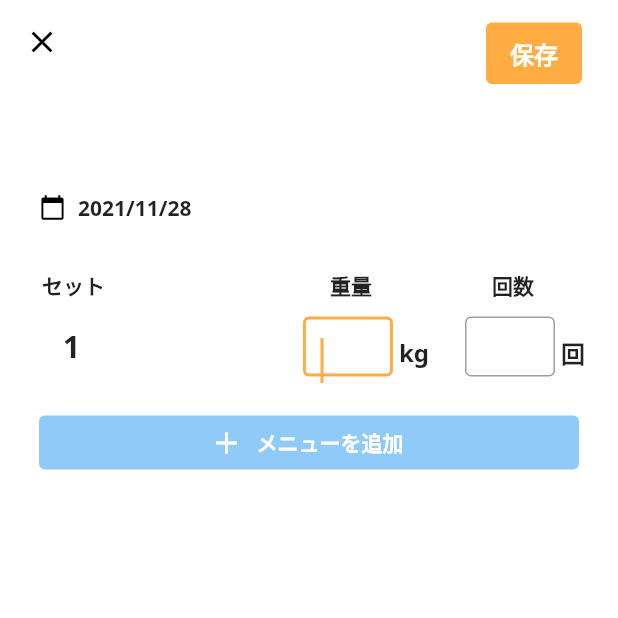
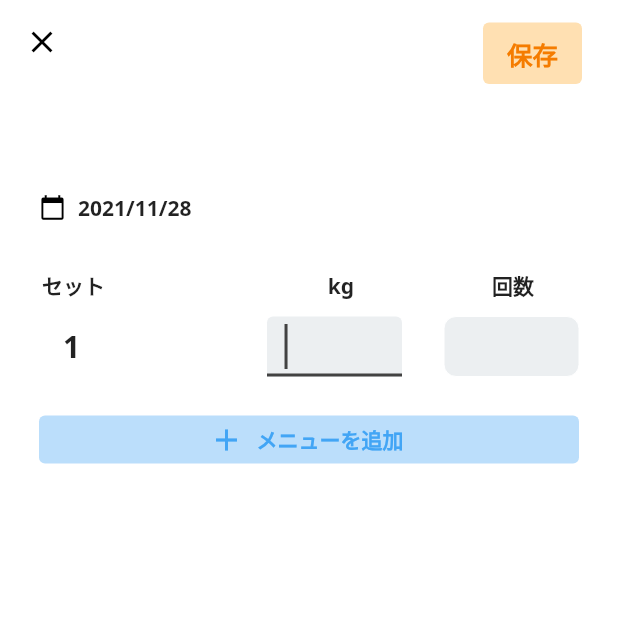
Before and after one commit to daibbon/github_1_1, a Flutter app: the BenchAddPage screen opened directly with empty values, on a phone screen of 412 x 824 dp, the top half of it. Run offline on Flutter 3.47's test engine with Material 2 defaults, Android fonts, the phone set to English and light mode, and no system bars; our stand-ins replace cloud_firestore, firebase_auth, firebase_core, fluttertoast, google_fonts, modal_bottom_sheet; accounts and stored records are empty.

Commit message:
2021/11/28 児島 30_2

```diff
--- a/lib/bench_add.dart
+++ b/lib/bench_add.dart
@@ -51,7 +51,7 @@ class _BenchAddPageState extends State<BenchAddPage> {
     });
     // itemのcontrollerをすぐdisposeすると怒られるので
     // 少し時間をおいてからdipose()
-    Future.delayed(Duration(seconds: 1)).then((value) {
+    Future.delayed(const Duration(seconds: 1)).then((value) {
       removedItem.dispose();
     });
   }
@@ -61,7 +61,7 @@ class _BenchAddPageState extends State<BenchAddPage> {
     return Scaffold(
       // resizeToAvoidBottomInset: false,
       appBar: AppBar(
-        iconTheme: IconThemeData(color: Colors.black),
+        iconTheme: const IconThemeData(color: Colors.black),
         backgroundColor: CupertinoColors.white,
         automaticallyImplyLeading: false,
         elevation: 0,
@@ -70,11 +70,11 @@ class _BenchAddPageState extends State<BenchAddPage> {
             onTap: () {
               Navigator.pop(context);
             },
-            child: Container(child: Icon(Icons.close))),
+            child: Container(child: const Icon(Icons.close))),
         //保存ボタン
         actions: <Widget>[
           Container(
-              margin: EdgeInsets.fromLTRB(0, 15, 24, 0),
+              margin: const EdgeInsets.fromLTRB(0, 15, 24, 0),
               child:
               ElevatedButton(
                 onPressed: () {
@@ -105,13 +105,13 @@ class _BenchAddPageState extends State<BenchAddPage> {
                   Navigator.pop(context);
                 },
                 style: ElevatedButton.styleFrom(
-                  primary: Color(0xFFffad42),
+                  primary: const Color(0xFFffe0b2),
                   elevation: 0,
                 ),
                 child: Text('保存',
                     style: GoogleFonts.notoSans(
-                      textStyle: TextStyle(
-                          fontWeight: FontWeight.bold, fontSize: 16.0),
+                      textStyle: const TextStyle(
+                          fontWeight: FontWeight.bold, fontSize: 17.0,color: Color(0xFFf57c00)),
                     )),
 
               )
@@ -125,31 +125,31 @@ class _BenchAddPageState extends State<BenchAddPage> {
         child: GestureDetector(
           onTap: () => FocusScope.of(context).unfocus(),
           child: Container(
-            margin: EdgeInsets.fromLTRB(22, 8, 22, 24),
+            margin: const EdgeInsets.fromLTRB(22, 8, 22, 24),
             child: Column(
               mainAxisAlignment: MainAxisAlignment.start,
               children: <Widget>[
                 // メニュー名
                 Container(
                   width: double.infinity,
-                  margin: EdgeInsets.fromLTRB(0, 0, 0, 32),
+                  margin: const EdgeInsets.fromLTRB(0, 0, 0, 32),
                   child: Text(
                     widget.menunName,
                     textAlign: TextAlign.left,
                     style: GoogleFonts.notoSans(
-                      textStyle: TextStyle(fontWeight: FontWeight.bold, fontSize: 24.0),
+                      textStyle: const TextStyle(fontWeight: FontWeight.bold, fontSize: 24.0),
                     ),
                   ),
                 ),
 
                 //日付
                 Container(
-                  margin: EdgeInsets.fromLTRB(4, 0, 0, 0),
+                  margin: const EdgeInsets.fromLTRB(4, 0, 0, 0),
                   child: Row(
                     children: [
                       Container(
-                        margin: EdgeInsets.fromLTRB(0, 0, 8, 0),
-                        child: Icon(
+                        margin: const EdgeInsets.fromLTRB(0, 0, 8, 0),
+                        child: const Icon(
                           Icons.calendar_today,
                           color: Colors.black,
                           size: 18,
@@ -158,7 +158,7 @@ class _BenchAddPageState extends State<BenchAddPage> {
                       Container(
                         child: Text('$yyyy/$MM/$dd',
                             style: GoogleFonts.notoSans(
-                              textStyle: TextStyle(fontWeight: FontWeight.bold, fontSize: 14.0),
+                              textStyle: const TextStyle(fontWeight: FontWeight.bold, fontSize: 14.0),
                             ),
                         ),
                       ),
@@ -168,7 +168,7 @@ class _BenchAddPageState extends State<BenchAddPage> {
 
                 //項目
                 Container(
-                  margin: EdgeInsets.fromLTRB(0, 32, 0, 0),
+                  margin: const EdgeInsets.fromLTRB(0, 32, 0, 0),
                   child: itemNameUI(),
                 ),
 
@@ -185,7 +185,7 @@ class _BenchAddPageState extends State<BenchAddPage> {
                   ),
                 //セット追加
                 Container(
-                  margin: EdgeInsets.fromLTRB(0, 16, 0, 0),
+                  margin: const EdgeInsets.fromLTRB(0, 16, 0, 0),
                   child: setAddUI(),
                 ),
                 //セット削除（テスト用）
@@ -206,7 +206,7 @@ class _BenchAddPageState extends State<BenchAddPage> {
       mainAxisAlignment: MainAxisAlignment.spaceBetween,
       children: <Widget>[
         Container(
-          margin: EdgeInsets.fromLTRB(6, 0, 0, 0),
+          margin: const EdgeInsets.fromLTRB(6, 0, 0, 0),
           child: Text(
             'セット',
             style: GoogleFonts.notoSans(
@@ -218,9 +218,9 @@ class _BenchAddPageState extends State<BenchAddPage> {
         Row(
           children: [
             Container(
-              margin: EdgeInsets.fromLTRB(0, 0, 80, 0),
+              margin: const EdgeInsets.fromLTRB(0, 0, 92, 0),
               child: Text(
-                '重量',
+                'kg',
                 style: GoogleFonts.notoSans(
                   textStyle: const TextStyle(
                       fontWeight: FontWeight.bold, fontSize: 14.0),
@@ -228,7 +228,7 @@ class _BenchAddPageState extends State<BenchAddPage> {
               ),
             ),
             Container(
-              margin: EdgeInsets.fromLTRB(0, 0, 34, 0),
+              margin: const EdgeInsets.fromLTRB(0, 0, 34, 0),
               child: Text(
                 '回数',
                 style: GoogleFonts.notoSans(
@@ -245,7 +245,7 @@ class _BenchAddPageState extends State<BenchAddPage> {
 
   Widget textFieldUI(Item item) {
     return Container(
-      margin: EdgeInsets.fromLTRB(0, 10, 0, 10),
+      margin: const EdgeInsets.fromLTRB(0, 10, 0, 10),
       child: SizedBox(
         width: 360,
         height: 40,
@@ -253,7 +253,7 @@ class _BenchAddPageState extends State<BenchAddPage> {
           mainAxisAlignment: MainAxisAlignment.spaceBetween,
           children: [
             Container(
-              margin: EdgeInsets.fromLTRB(20, 0, 0, 0),
+              margin: const EdgeInsets.fromLTRB(20, 0, 0, 0),
               child: Text(
                 item.id.toString(),
                 style: GoogleFonts.notoSans(
@@ -263,17 +263,17 @@ class _BenchAddPageState extends State<BenchAddPage> {
               ),
             ),
             Container(
-              margin: EdgeInsets.fromLTRB(0, 0, 0, 0),
+              margin: const EdgeInsets.fromLTRB(0, 0, 0, 0),
               child: Row(
                 children: [
                   Container(
-                    margin: EdgeInsets.fromLTRB(0, 0, 24, 0),
+                    margin: const EdgeInsets.fromLTRB(0, 0, 24, 0),
                     child: Row(
                       children: [
                         Container(
-                          margin: EdgeInsets.fromLTRB(0, 0, 4, 0),
+                          margin: const EdgeInsets.fromLTRB(0, 0, 4, 0),
                           child: SizedBox(
-                            width: 60,
+                            width: 90,
                             child: TextField(
                               autofocus: true,
                               style: GoogleFonts.notoSans(
@@ -283,7 +283,17 @@ class _BenchAddPageState extends State<BenchAddPage> {
                               controller: item.weightController,
                               keyboardType: TextInputType.number,
                               decoration: const InputDecoration(
-                                border: OutlineInputBorder(), // 外枠付きデザイン
+                                enabledBorder: OutlineInputBorder(
+                                    borderRadius: BorderRadius.all(
+                                        Radius.circular(8)
+                                    ),
+                                    borderSide: BorderSide(
+                                        color: Color(0xFFffffff),
+                                        width: 0
+                                    )
+                                ),// 外枠付きデザイン
+                                filled: true,
+                                fillColor: Color(0xFFeceff1),
                               ),
                               inputFormatters: [
                                 FilteringTextInputFormatter
@@ -294,27 +304,28 @@ class _BenchAddPageState extends State<BenchAddPage> {
                             ),
                           ),
                         ),
-                        Container(
-                          margin: EdgeInsets.fromLTRB(0, 8, 0, 0),
-                          child: Text(
-                            'kg',
-                            style: GoogleFonts.notoSans(
-                              textStyle: const TextStyle(
-                                  fontWeight: FontWeight.bold, fontSize: 16.0),
-                            ),
-                          ),
-                        ),
+                        //kg
+                        // Container(
+                        //   margin: EdgeInsets.fromLTRB(0, 8, 0, 0),
+                        //   child: Text(
+                        //     'kg',
+                        //     style: GoogleFonts.notoSans(
+                        //       textStyle: const TextStyle(
+                        //           fontWeight: FontWeight.bold, fontSize: 16.0),
+                        //     ),
+                        //   ),
+                        // ),
                       ],
                     ),
                   ),
                   Container(
-                    margin: EdgeInsets.fromLTRB(0, 0, 0, 0),
+                    margin: const EdgeInsets.fromLTRB(0, 0, 0, 0),
                     child: Row(
                       children: [
                         Container(
-                          margin: EdgeInsets.fromLTRB(0, 0, 4, 0),
+                          margin: const EdgeInsets.fromLTRB(0, 0, 4, 0),
                           child: SizedBox(
-                            width: 60,
+                            width: 90,
                             child: TextField(
                               style: GoogleFonts.notoSans(
                                 textStyle: const TextStyle(
@@ -323,7 +334,20 @@ class _BenchAddPageState extends State<BenchAddPage> {
                               controller: item.timesController,
                               keyboardType: TextInputType.number,
                               decoration: const InputDecoration(
-                                border: OutlineInputBorder(), // 外枠付きデザイン
+                                focusedBorder: OutlineInputBorder(
+                                    borderRadius: BorderRadius.all(Radius.circular(5.0)),
+                                    borderSide: BorderSide(color: Colors.blue)),
+                                enabledBorder: OutlineInputBorder(
+                                    borderRadius: BorderRadius.all(
+                                        Radius.circular(8)
+                                    ),
+                                    borderSide: BorderSide(
+                                        color: Color(0xFFffffff),
+                                        width: 0
+                                    )
+                                ),// 外枠付きデザイン
+                                filled: true,
+                                fillColor: Color(0xFFeceff1),
                               ),
                               inputFormatters: [
                                 FilteringTextInputFormatter
@@ -334,16 +358,17 @@ class _BenchAddPageState extends State<BenchAddPage> {
                             ),
                           ),
                         ),
-                        Container(
-                          margin: EdgeInsets.fromLTRB(0, 8, 0, 0),
-                          child: Text(
-                            '回',
-                            style: GoogleFonts.notoSans(
-                              textStyle: TextStyle(
-                                  fontWeight: FontWeight.bold, fontSize: 16.0),
-                            ),
-                          ),
-                        ),
+                        //回
+                        // Container(
+                        //   margin: EdgeInsets.fromLTRB(0, 8, 0, 0),
+                        //   child: Text(
+                        //     '回',
+                        //     style: GoogleFonts.notoSans(
+                        //       textStyle: TextStyle(
+                        //           fontWeight: FontWeight.bold, fontSize: 16.0),
+                        //     ),
+                        //   ),
+                        // ),
                       ],
                     ),
                   ),
@@ -359,7 +384,7 @@ class _BenchAddPageState extends State<BenchAddPage> {
   Widget setAddUI() {
     return SizedBox(
       width: 360,
-      height: 36,
+      height: 32,
       child: ElevatedButton.icon(
         onPressed: () {
           add();
@@ -367,13 +392,13 @@ class _BenchAddPageState extends State<BenchAddPage> {
         icon: const Icon(Icons.add),
         label: Text('メニューを追加',
           style: GoogleFonts.notoSans(
-            textStyle: TextStyle(fontWeight: FontWeight.bold, fontSize: 14.0),
+            textStyle: const TextStyle(fontWeight: FontWeight.bold, fontSize: 14.0),
           ),
         ),
         style: ElevatedButton.styleFrom(
-          primary: Color(0xFF90CAF9),
+          primary: const Color(0xFFbbdefb),
           elevation: 0,
-          onPrimary: Color(0xFFffffff),
+          onPrimary: const Color(0xFF42a5f5),
         ),
       ),
     );
--- a/lib/main.dart
+++ b/lib/main.dart
@@ -24,8 +24,8 @@ class MyApp extends StatelessWidget {
     return MaterialApp(
       title: 'TRECA',
       theme: ThemeData.from(
-        colorScheme: ColorScheme.light(
-          primary: Color(0xFFffad42),
+        colorScheme: const ColorScheme.light(
+          primary: Color(0xFF424242),
         ),
       ),
       // アプリ起動時にログイン画面を表示
```
Also changed, not shown: lib/bench_press.dart (+42 -41 lines), lib/chest_addpage.dart (+10 -10 lines), lib/chest_page.dart (+18 -18 lines), lib/migileft_screen.dart (+14 -14 lines), lib/nickname.dart (+13 -13 lines), lib/sign_in.dart (+6 -6 lines), lib/workout_set.dart (+8 -8 lines).
